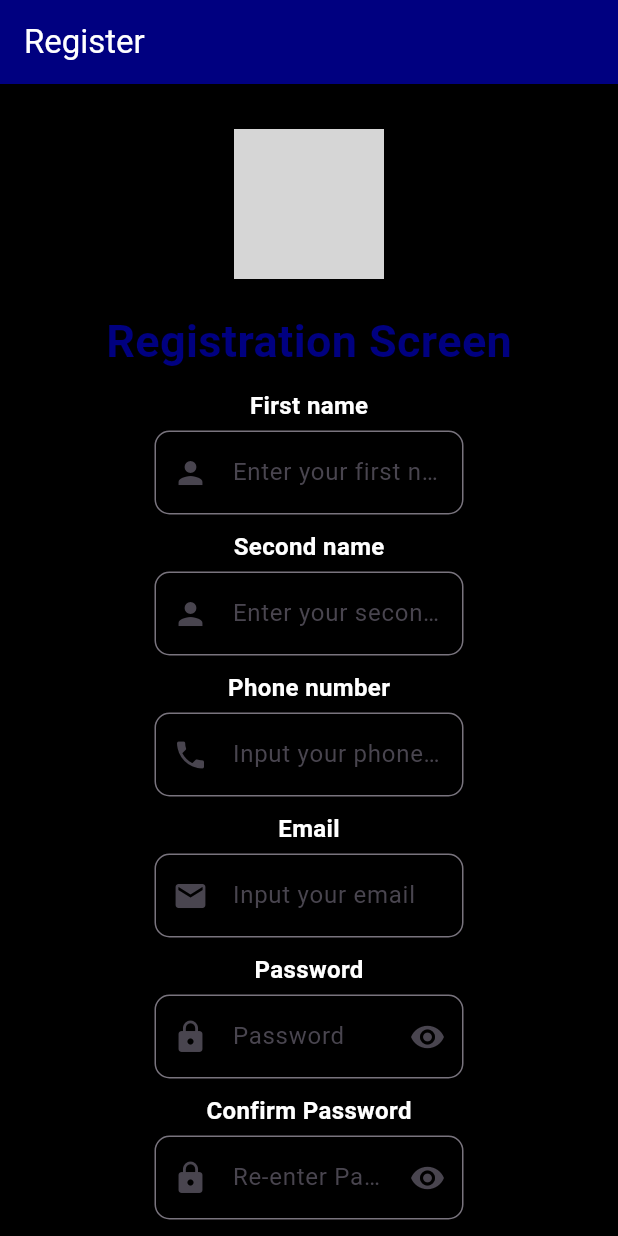
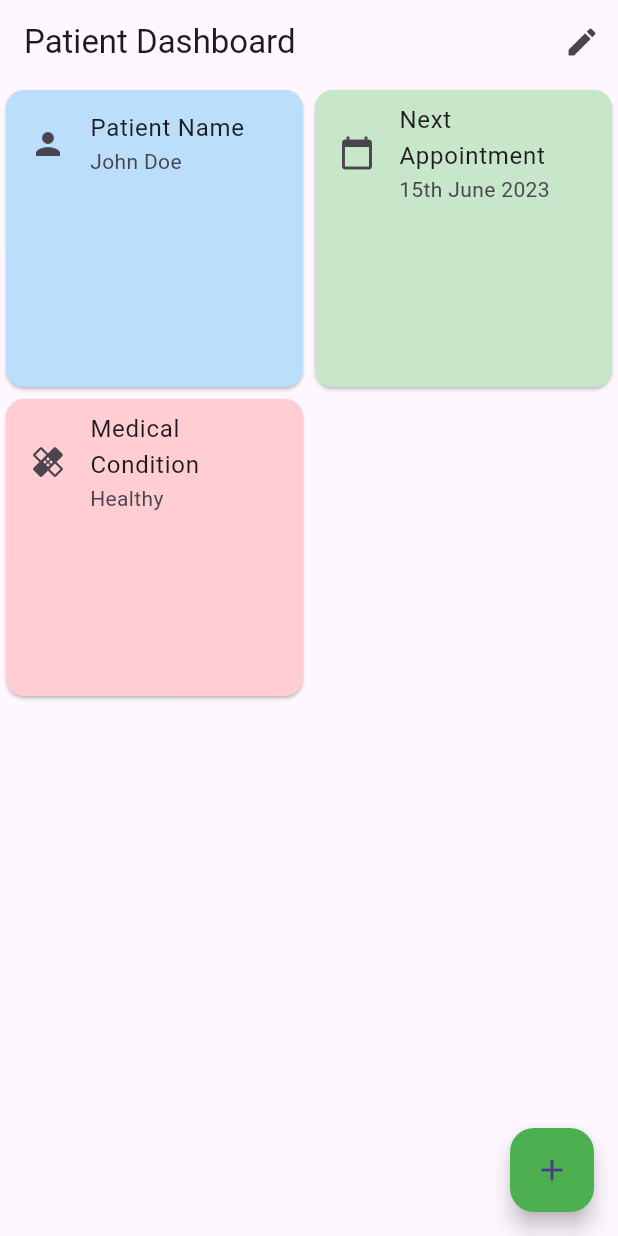
Before and after one commit to Csasaka19/patient-tracker, a Flutter app: the screen it shows after launch, on a phone screen of 412 x 824 dp. Run offline on Flutter 3.47's test engine with Material 3 defaults, Android fonts, the light colour scheme and no system bars; grey boxes are pictures that could not be loaded.

Commit message:
Dashboard screen place holders

```diff
--- a/lib/main.dart
+++ b/lib/main.dart
@@ -1,11 +1,12 @@
 import 'package:flutter/material.dart';
-import 'package:patient_tracker/views/login.dart';
-import 'package:patient_tracker/views/registration.dart';
+import 'package:patient_tracker/views/dashboard.dart';
+// import 'package:patient_tracker/views/login.dart';
+// import 'package:patient_tracker/views/registration.dart';
 
 
 void main() {
   runApp(MaterialApp(
-    home: Registration(),
+    home: PatientDashboard(),
     debugShowCheckedModeBanner: false,
   ));
 }
--- /dev/null
+++ b/lib/views/dashboard.dart
@@ -0,0 +1,65 @@
+import 'package:flutter/material.dart';
+import 'package:patient_tracker/customs/customtext.dart';
+
+class PatientDashboard extends StatefulWidget {
+  @override
+  _PatientDashboardState createState() => _PatientDashboardState();
+}
+
+class _PatientDashboardState extends State<PatientDashboard> {
+  String patientName = 'John Doe';
+  String nextAppointment = '15th June 2023';
+  String medicalCondition = 'Healthy';
+  @override
+  Widget build(BuildContext context) {
+    return Scaffold(
+      appBar: AppBar(
+        title: const Text('Patient Dashboard'),
+        actions: <Widget>[
+          IconButton(
+            icon: Icon(Icons.edit),
+            onPressed: () {
+              // Navigate to the edit screen
+            },
+          ),
+        ],
+      ),
+      body: GridView.count(
+        crossAxisCount: 2,
+        children: <Widget>[
+          Card(
+            color: Colors.blue[100],
+            child: ListTile(
+              leading: Icon(Icons.person),
+              title: Text('Patient Name'),
+              subtitle: Text(patientName),
+            ),
+          ),
+          Card(
+            color: Colors.green[100],
+            child: ListTile(
+              leading: Icon(Icons.calendar_today),
+              title: Text('Next Appointment'),
+              subtitle: Text(nextAppointment),
+            ),
+          ),
+          Card(
+            color: Colors.red[100],
+            child: ListTile(
+              leading: Icon(Icons.healing),
+              title: Text('Medical Condition'),
+              subtitle: Text(medicalCondition),
+            ),
+          ),
+        ],
+      ),
+      floatingActionButton: FloatingActionButton(
+        onPressed: () {
+          // Add your scheduling appointment functionality here
+        },
+        child: Icon(Icons.add),
+        backgroundColor: Colors.green,
+      ),
+    );
+  }
+}
```
Also changed, not shown: 2 other files.
